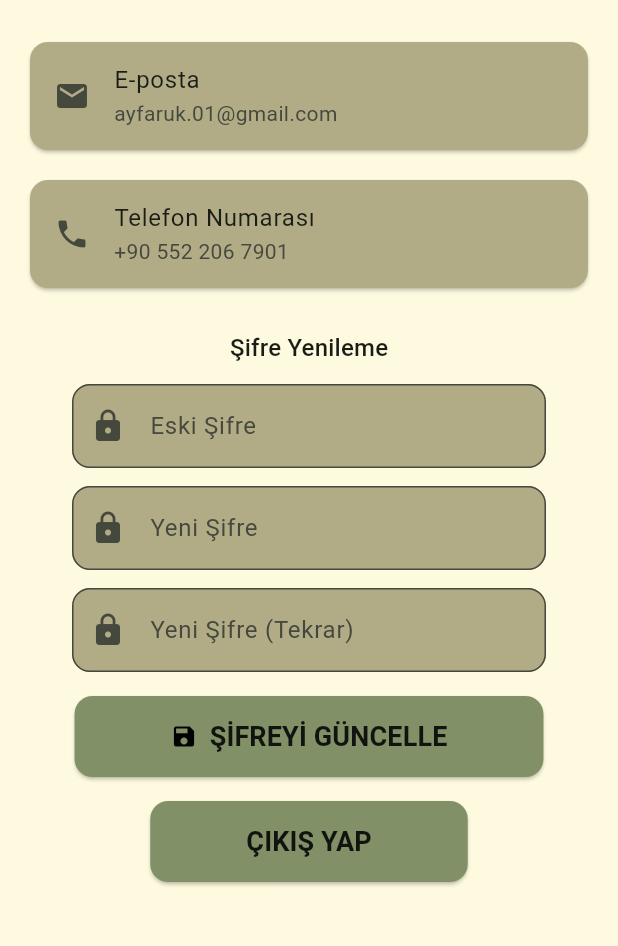
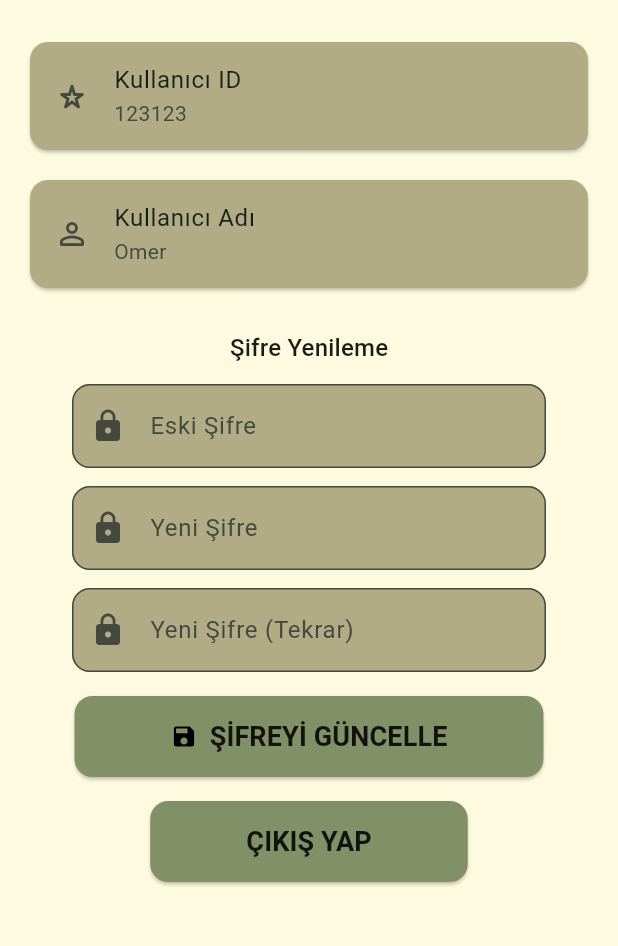
Before and after one commit to OmerFarukAY/WordMaster, a Flutter app: the ProfilePage screen opened by its route, on a phone screen of 412 x 824 dp, the part 288-1234 px from its top. Run offline on Flutter 3.47's test engine with Material 3 defaults, Android fonts, the phone set to English and light mode, and no system bars; our stand-ins replace hive, hive_flutter; accounts and stored records are empty; Roboto replaces fonts that are missing (Urbanist).

Commit message:
tried RBAC and failed to manage

```diff
--- a/lib/pages/admin_panel.dart
+++ b/lib/pages/admin_panel.dart
@@ -107,7 +107,7 @@ class _AdminPanelState extends State<AdminPanel> {
             padding: const EdgeInsets.all(16),
             child: ElevatedButton(
               style: ElevatedButton.styleFrom(
-                backgroundColor: Color(0xff819067),
+                backgroundColor: Color(0xff0A400C),
                 padding: const EdgeInsets.symmetric(
                   horizontal: 64,
                   vertical: 14,
--- a/lib/pages/home_page.dart
+++ b/lib/pages/home_page.dart
@@ -1,8 +1,6 @@
 import 'package:flutter/material.dart';
 import 'package:hive_flutter/hive_flutter.dart';
 import 'package:hive/hive.dart';
-import 'package:word_master/boxes.dart';
-import 'package:word_master/words.dart';
 
 void main(){
 
--- a/lib/pages/password_renewal.dart
+++ b/lib/pages/password_renewal.dart
@@ -6,7 +6,7 @@ class PasswordRenewal extends StatelessWidget {
   @override
   Widget build(BuildContext context) {
     return Scaffold(
-      backgroundColor: Colors.grey[500],
+      backgroundColor: Color(0xffFEFAE0),
       appBar: AppBar(
         title: const Text(
           "ŞİFRE YENİLEME",
@@ -15,7 +15,7 @@ class PasswordRenewal extends StatelessWidget {
           ),
         ),
         centerTitle: true,
-        backgroundColor: Colors.black45,
+        backgroundColor: Color(0xff0A400C),
       ),
       body: Center(
         child: Padding(
@@ -43,7 +43,7 @@ class PasswordRenewal extends StatelessWidget {
               const SizedBox(height: 24),
               ElevatedButton(
                 style: ElevatedButton.styleFrom(
-                  backgroundColor: Colors.green[600],
+                  backgroundColor: Color(0xff0A400C),
                   padding: const EdgeInsets.symmetric(horizontal: 64, vertical: 14),
                   shape: RoundedRectangleBorder(
                     borderRadius: BorderRadius.circular(12),
--- a/lib/pages/profile_page.dart
+++ b/lib/pages/profile_page.dart
@@ -13,8 +13,8 @@ class _ProfilePageState extends State<ProfilePage> {
   final _newPasswordController = TextEditingController();
   final _confirmPasswordController = TextEditingController();
 
-  final String email = 'ayfaruk.01@gmail.com'; // örnek
-  final String phone = '+90 552 206 7901';     // örnek
+  final String id = '123123'; // örnek
+  final String isim = 'Omer';     // örnek
 
 
   void _changePassword() {
@@ -82,22 +82,22 @@ class _ProfilePageState extends State<ProfilePage> {
             const SizedBox(height: 24),
             Card(
               shape: RoundedRectangleBorder(borderRadius: BorderRadius.circular(12)),
+              color: Color(0xffB1AB86),
               child: ListTile(
-                leading: Icon(Icons.email),
-                title: Text("E-posta"),
-                subtitle: Text(email),
+                leading: Icon(Icons.star_purple500_rounded),
+                title: Text("Kullanıcı ID"),
+                subtitle: Text(id),
               ),
-              color: Color(0xffB1AB86),
             ),
             const SizedBox(height: 12),
             Card(
               shape: RoundedRectangleBorder(borderRadius: BorderRadius.circular(12)),
+              color: Color(0xffB1AB86),
               child: ListTile(
-                leading: Icon(Icons.phone),
-                title: Text("Telefon Numarası"),
-                subtitle: Text(phone),
+                leading: Icon(Icons.person_outline_rounded),
+                title: Text("Kullanıcı Adı"),
+                subtitle: Text(isim),
               ),
-              color: Color(0xffB1AB86),
             ),
 
             const SizedBox(height: 24),
--- a/lib/role_manager.dart
+++ b/lib/role_manager.dart
@@ -5,12 +5,12 @@ class RoleManager {
   static String? currentRole;
 
   static void loadRole() {
-    final box = Hive.box("userBox");
+    final box = Hive.box("boxPersons");
     currentRole = box.get("role");
   }
 
   static void clearRole() {
-    final box = Hive.box("userBox");
+    final box = Hive.box("boxPersons");
     box.delete("role");
     currentRole = null;
   }
```
Also changed, not shown: lib/pages/login_page.dart (+36 -3 lines), lib/person.dart (+8 -6 lines).
